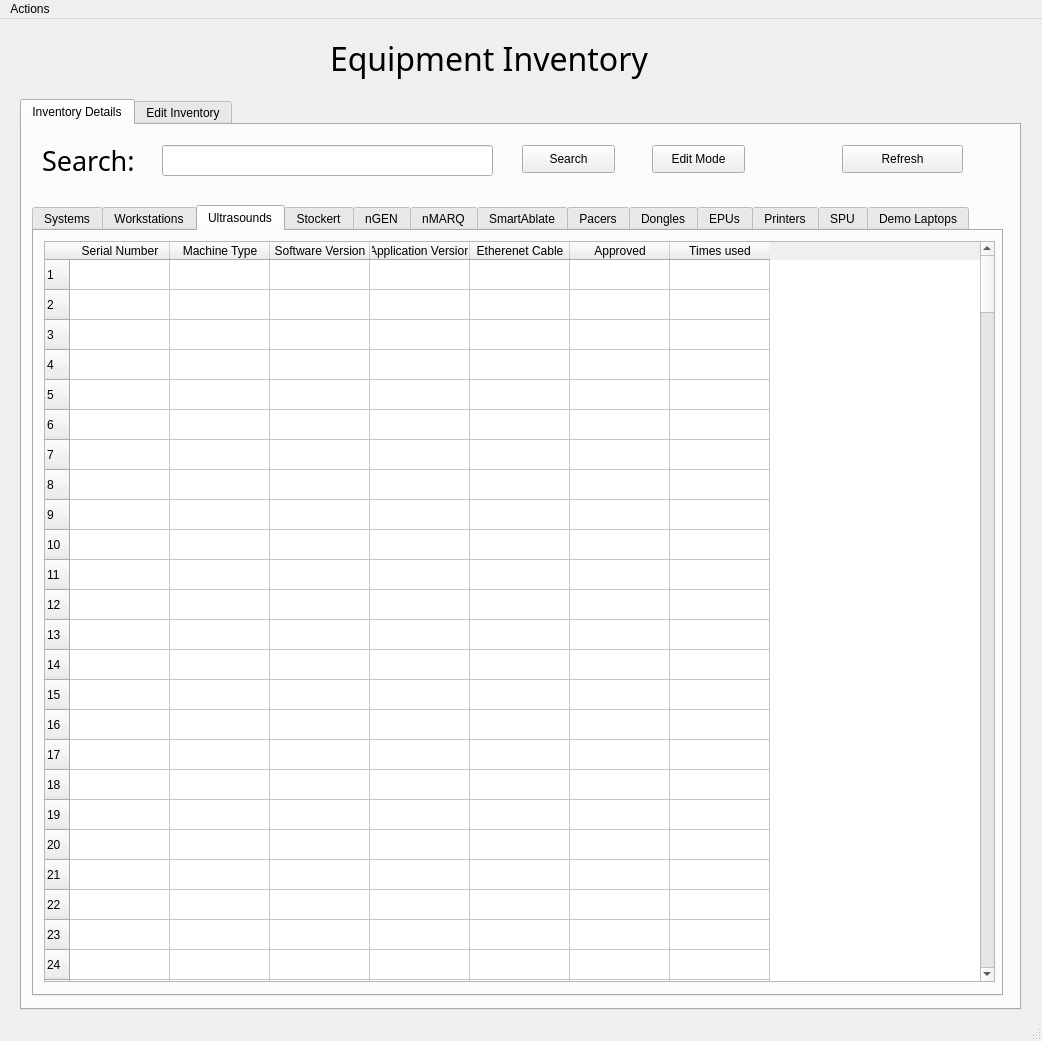
Above: Code/inventory.ui from EranYonai/Auto-Baseline before the change. Below: the same form after it.
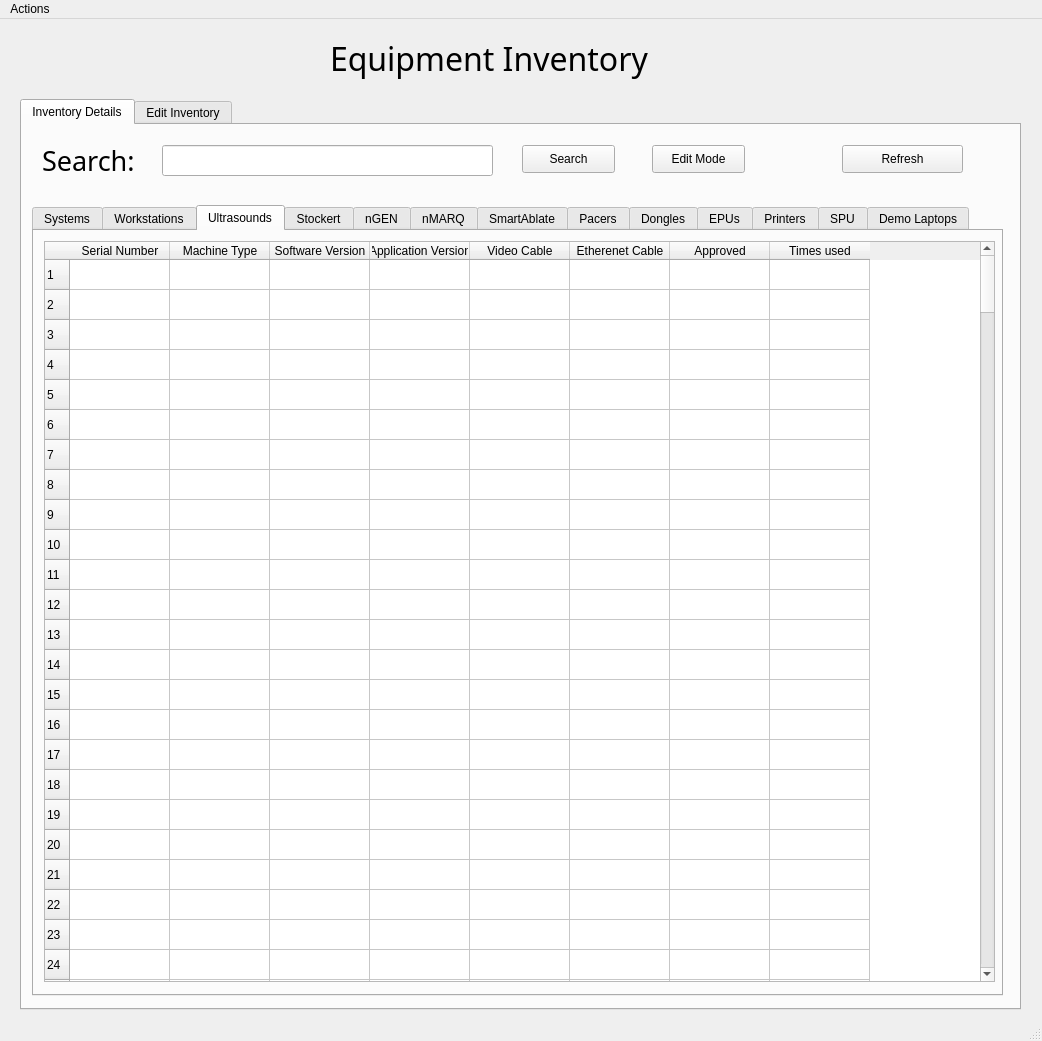
That is the form after the change.

Commit message:
Bug fixes and Auto Refresh conclusion
- Fixed bug in U/S DB, now shows and update all fields correctly.
- Very interesting article about qt threading and multiprocesses at: https://realpython.com/python-pyqt-qthread/
For now, auto refresh will be turned off until logic will improve.

Diff of the .ui file:
```diff
--- a/Code/inventory.ui
+++ b/Code/inventory.ui
@@ -878,7 +878,7 @@
          <number>300</number>
         </property>
         <property name="columnCount">
-         <number>7</number>
+         <number>8</number>
         </property>
         <row/>
         <row/>
@@ -1200,6 +1200,11 @@
           <string>Application Version</string>
          </property>
         </column>
+        <column>
+         <property name="text">
+          <string>Video Cable</string>
+         </property>
+        </column>
         <column>
          <property name="text">
           <string>Etherenet Cable</string>
```
The commit also changes 2 other files.
